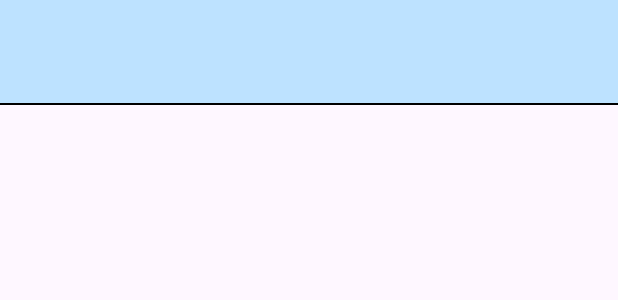
After one commit to Hamjoshua/MD38-Retrofit-Multiple_ViewHolder, an Android app: the layout r_item_cold.xml on its own in the app's theme, with its tools: preview values and no code run, on a phone screen of 412 x 824 dp. The commit adds this screen. Shown: the top 300 px of the screen. Run offline under Robolectric (Android 15) with nearby library versions, the phone set to English and light mode, and no system bars; network calls fail.

Commit message:
Сделано

```diff
--- /dev/null
+++ b/app/src/main/res/layout/r_item_cold.xml
@@ -0,0 +1,42 @@
+<?xml version="1.0" encoding="utf-8"?>
+<androidx.constraintlayout.widget.ConstraintLayout xmlns:android="http://schemas.android.com/apk/res/android"
+    android:layout_width="match_parent"
+    android:layout_height="70dp"
+    android:background="@color/cold"
+    xmlns:app="http://schemas.android.com/apk/res-auto">
+
+    <TextView
+        android:paddingTop="10dp"
+        app:layout_constraintTop_toTopOf="parent"
+        app:layout_constraintLeft_toLeftOf="parent"
+        android:id="@+id/datetime"
+        android:layout_width="wrap_content"
+        android:layout_height="wrap_content">
+    </TextView>
+
+    <TextView
+        app:layout_constraintBottom_toBottomOf="@+id/icon"
+        app:layout_constraintRight_toLeftOf="@id/icon"
+        android:id="@+id/txt_minus_temperature"
+        android:layout_width="wrap_content"
+        android:layout_height="wrap_content" />
+
+    <ImageView
+        android:layout_marginRight="40dp"
+        app:layout_constraintBottom_toBottomOf="parent"
+        app:layout_constraintRight_toRightOf="parent"
+        android:id="@+id/icon"
+        android:layout_width="50dp"
+        android:layout_height="50dp"
+        android:layout_marginBottom="10dp"
+        android:contentDescription="" />
+
+    <com.google.android.material.divider.MaterialDivider
+        app:dividerColor="@color/black"
+        app:layout_constraintBottom_toBottomOf="parent"
+        android:layout_width="match_parent"
+        android:layout_height="wrap_content">
+
+    </com.google.android.material.divider.MaterialDivider>
+
+</androidx.constraintlayout.widget.ConstraintLayout>
--- a/app/src/main/res/values/colors.xml
+++ b/app/src/main/res/values/colors.xml
@@ -3,4 +3,5 @@
     <color name="black">#FF000000</color>
     <color name="white">#FFFFFFFF</color>
     <color name="hot">#FFBDBD</color>
+    <color name="cold">#BDE2FF</color>
 </resources>
```
Also changed, not shown: app/src/main/java/com/example/retrofitforecaster/ListAdapter.kt (+61 -25 lines), app/src/main/res/layout/r_item_hot.xml (renamed from app/src/main/res/layout/r_item.xml).
